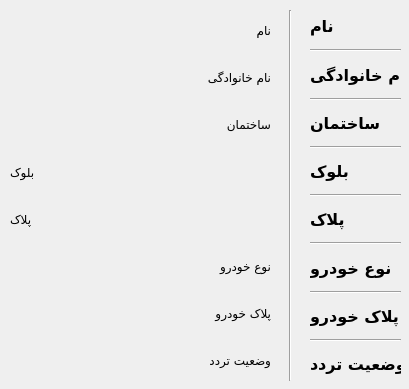
Qt form gui/residentView.ui (oaacUis/tesis-colombian-plate-recognition) before a commit.
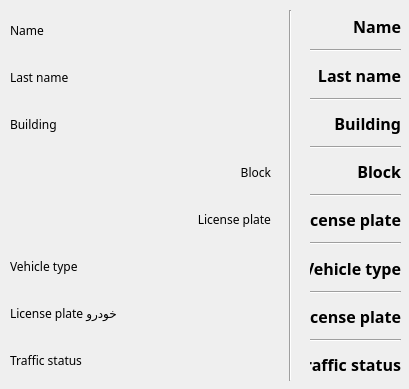
The same form after that commit.

```diff
--- a/gui/residentView.ui
+++ b/gui/residentView.ui
@@ -38,7 +38,7 @@
                                 <enum>Qt::RightToLeft</enum>
                             </property>
                             <property name="text">
-                                <string>نام</string>
+                                <string>Name</string>
                             </property>
                             <property name="alignment">
                                 <set>Qt::AlignLeading|Qt::AlignLeft|Qt::AlignVCenter</set>
@@ -53,7 +53,7 @@
                                 </font>
                             </property>
                             <property name="text">
-                                <string>نام خانوادگی</string>
+                                <string>Last name</string>
                             </property>
                             <property name="alignment">
                                 <set>Qt::AlignLeading|Qt::AlignLeft|Qt::AlignVCenter</set>
@@ -68,7 +68,7 @@
                                 </font>
                             </property>
                             <property name="text">
-                                <string>ساختمان</string>
+                                <string>Building</string>
                             </property>
                             <property name="alignment">
                                 <set>Qt::AlignLeading|Qt::AlignLeft|Qt::AlignVCenter</set>
@@ -86,7 +86,7 @@
                                 <enum>Qt::LeftToRight</enum>
                             </property>
                             <property name="text">
-                                <string>بلوک</string>
+                                <string>Block</string>
                             </property>
                             <property name="alignment">
                                 <set>Qt::AlignRight|Qt::AlignTrailing|Qt::AlignVCenter</set>
@@ -101,7 +101,7 @@
                                 </font>
                             </property>
                             <property name="text">
-                                <string>پلاک</string>
+                                <string>License plate</string>
                             </property>
                             <property name="alignment">
                                 <set>Qt::AlignRight|Qt::AlignTrailing|Qt::AlignVCenter</set>
@@ -116,7 +116,7 @@
                                 </font>
                             </property>
                             <property name="text">
-                                <string>نوع خودرو</string>
+                                <string>Vehicle type</string>
                             </property>
                             <property name="alignment">
                                 <set>Qt::AlignLeading|Qt::AlignLeft|Qt::AlignVCenter</set>
@@ -131,7 +131,7 @@
                                 </font>
                             </property>
                             <property name="text">
-                                <string>پلاک خودرو</string>
+                                <string>License plate خودرو</string>
                             </property>
                             <property name="alignment">
                                 <set>Qt::AlignLeading|Qt::AlignLeft|Qt::AlignVCenter</set>
@@ -146,7 +146,7 @@
                                 </font>
                             </property>
                             <property name="text">
-                                <string>وضعیت تردد</string>
+                                <string>Traffic status</string>
                             </property>
                             <property name="alignment">
                                 <set>Qt::AlignLeading|Qt::AlignLeft|Qt::AlignVCenter</set>
@@ -179,7 +179,7 @@
                                 <enum>Qt::LeftToRight</enum>
                             </property>
                             <property name="text">
-                                <string>نام</string>
+                                <string>Name</string>
                             </property>
                             <property name="alignment">
                                 <set>Qt::AlignRight|Qt::AlignTrailing|Qt::AlignVCenter</set>
@@ -207,7 +207,7 @@
                                 <enum>Qt::LeftToRight</enum>
                             </property>
                             <property name="text">
-                                <string>نام خانوادگی</string>
+                                <string>Last name</string>
                             </property>
                             <property name="alignment">
                                 <set>Qt::AlignRight|Qt::AlignTrailing|Qt::AlignVCenter</set>
@@ -235,7 +235,7 @@
                                 <enum>Qt::LeftToRight</enum>
                             </property>
                             <property name="text">
-                                <string>ساختمان</string>
+                                <string>Building</string>
                             </property>
                             <property name="alignment">
                                 <set>Qt::AlignRight|Qt::AlignTrailing|Qt::AlignVCenter</set>
@@ -263,7 +263,7 @@
                                 <enum>Qt::LeftToRight</enum>
                             </property>
                             <property name="text">
-                                <string>بلوک</string>
+                                <string>Block</string>
                             </property>
                             <property name="alignment">
                                 <set>Qt::AlignRight|Qt::AlignTrailing|Qt::AlignVCenter</set>
@@ -291,7 +291,7 @@
                                 <enum>Qt::LeftToRight</enum>
                             </property>
                             <property name="text">
-                                <string>پلاک</string>
+                                <string>License plate</string>
                             </property>
                             <property name="alignment">
                                 <set>Qt::AlignRight|Qt::AlignTrailing|Qt::AlignVCenter</set>
@@ -319,7 +319,7 @@
                                 <enum>Qt::LeftToRight</enum>
                             </property>
                             <property name="text">
-                                <string>نوع خودرو</string>
+                                <string>Vehicle type</string>
                             </property>
                             <property name="alignment">
                                 <set>Qt::AlignRight|Qt::AlignTrailing|Qt::AlignVCenter</set>
@@ -347,7 +347,7 @@
                                 <enum>Qt::LeftToRight</enum>
                             </property>
                             <property name="text">
-                                <string>پلاک خودرو</string>
+                                <string>License plate</string>
                             </property>
                             <property name="alignment">
                                 <set>Qt::AlignRight|Qt::AlignTrailing|Qt::AlignVCenter</set>
@@ -375,7 +375,7 @@
                                 <enum>Qt::LeftToRight</enum>
                             </property>
                             <property name="text">
-                                <string>وضعیت تردد</string>
+                                <string>Traffic status</string>
                             </property>
                             <property name="alignment">
                                 <set>Qt::AlignRight|Qt::AlignTrailing|Qt::AlignVCenter</set>
```
Left out of the diff: 2 changed lines with no effect on the pictures.
